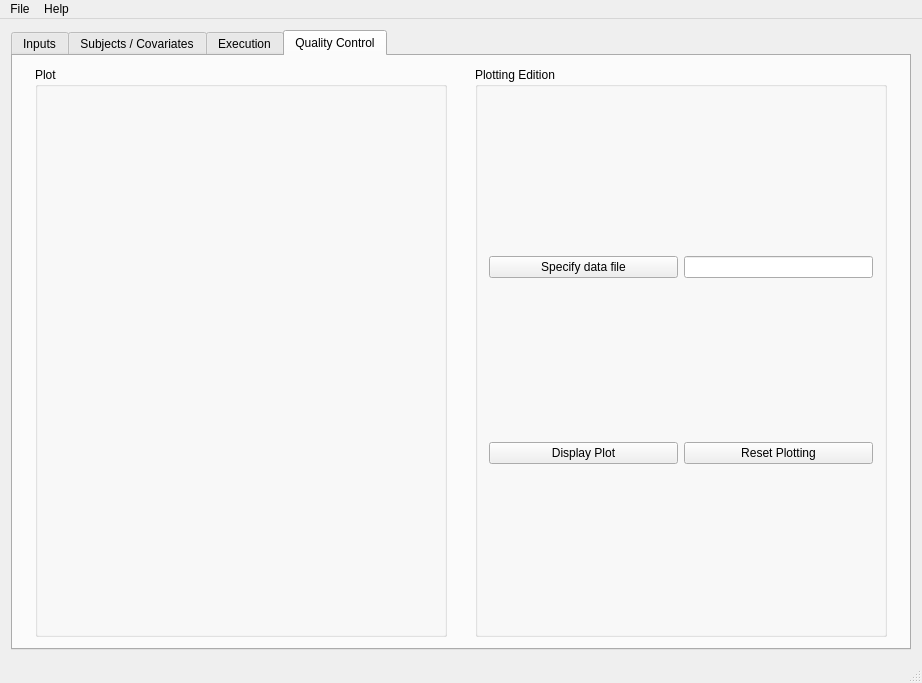
First picture: the form in FADTTSWindow.ui, repository jeantm/FADTTS, before the edit.
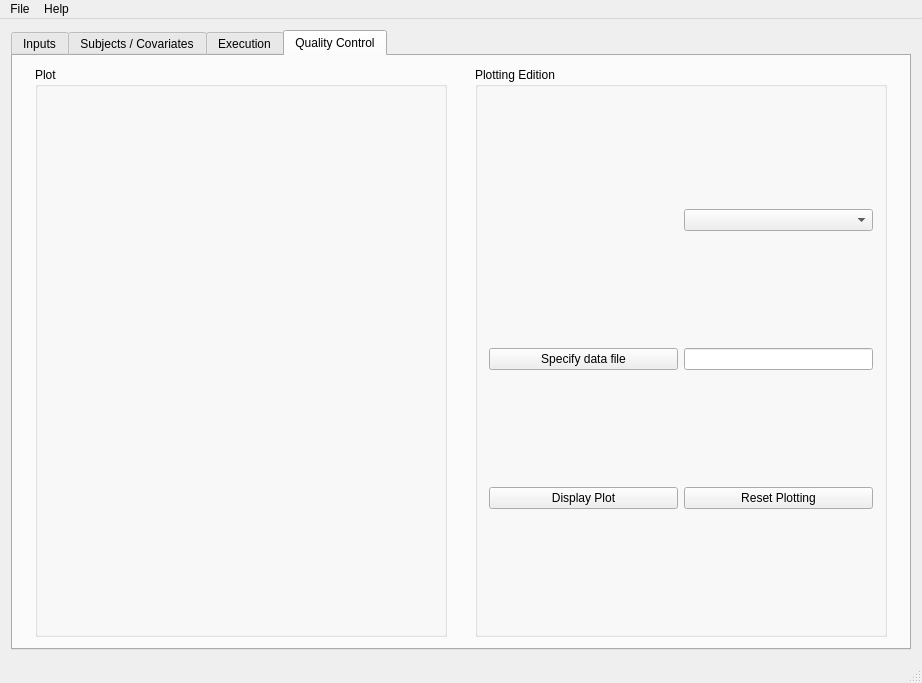
Second picture: the form after the edit. The open tabs and pages were chosen to show the change. Custom widgets are drawn as their Qt base class.

Commit message:
Project FADTTS Add Log
- A log file is now generated everytime FADTTSter is run. This file provide FADTTSter version, inputs (matlab data files, covariates, nbr of permutations, ...). Outputs will be added later.
- Standard Output redirected to previous file
- Standard Output display in Execution tab

```diff
--- a/FADTTSWindow.ui
+++ b/FADTTSWindow.ui
@@ -1501,7 +1501,7 @@
               <string>Plotting Edition</string>
              </property>
              <layout class="QGridLayout" name="gridLayout_14">
-              <item row="0" column="0">
+              <item row="1" column="0">
                <widget class="QPushButton" name="qualityControlTab_specifyDataFile_pushButton">
                 <property name="sizePolicy">
                  <sizepolicy hsizetype="Preferred" vsizetype="Fixed">
@@ -1514,7 +1514,7 @@
                 </property>
                </widget>
               </item>
-              <item row="0" column="1">
+              <item row="1" column="1">
                <widget class="QLineEdit" name="qualityControlTab_dataFile_lineEdit">
                 <property name="sizePolicy">
                  <sizepolicy hsizetype="Preferred" vsizetype="Fixed">
@@ -1524,7 +1524,7 @@
                 </property>
                </widget>
               </item>
-              <item row="1" column="0">
+              <item row="2" column="0">
                <widget class="QPushButton" name="qualityControlTab_displayPlot_pushButton">
                 <property name="sizePolicy">
                  <sizepolicy hsizetype="Preferred" vsizetype="Fixed">
@@ -1537,7 +1537,7 @@
                 </property>
                </widget>
               </item>
-              <item row="1" column="1">
+              <item row="2" column="1">
                <widget class="QPushButton" name="qualityControlTab_resetPlotting_pushButton">
                 <property name="sizePolicy">
                  <sizepolicy hsizetype="Preferred" vsizetype="Fixed">
@@ -1550,6 +1550,9 @@
                 </property>
                </widget>
               </item>
+              <item row="0" column="1">
+               <widget class="QComboBox" name="comboBox"/>
+              </item>
              </layout>
             </widget>
            </item>
```
Left out of the diff: 45 changed lines with no effect on the pictures. The commit also changes 12 other files.
